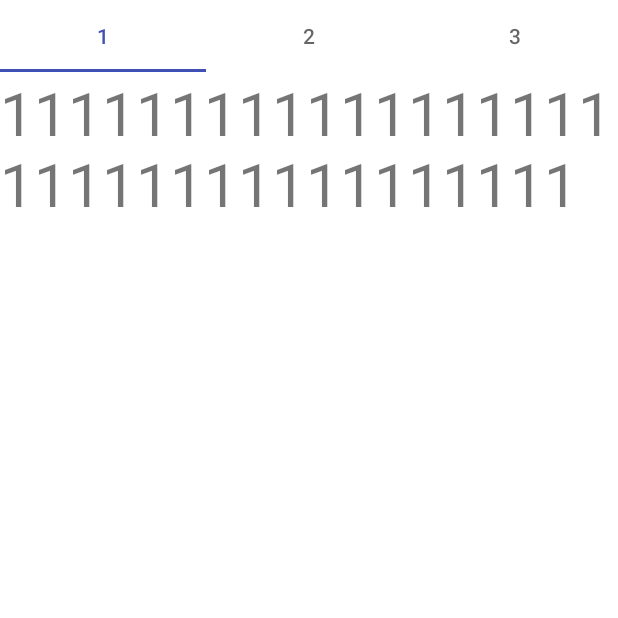
After one commit to shenyunchuan/scaffold, an Android app: the Fragment1 screen opened directly, with no data from a screen before it, on a phone screen of 412 x 824 dp, the top half of it. The commit adds this screen. Run offline under Robolectric (Android 15) with nearby library versions, the phone set to English and light mode, and no system bars.

Commit message:
tablayout+viewpager2

```diff
--- /dev/null
+++ b/app/src/main/java/com/example/scaffold/Adapter/ViewPagerAdapter.java
@@ -0,0 +1,37 @@
+package com.example.scaffold.Adapter;
+
+import androidx.annotation.NonNull;
+import androidx.fragment.app.Fragment;
+import androidx.fragment.app.FragmentActivity;
+import androidx.viewpager2.adapter.FragmentStateAdapter;
+
+import com.example.scaffold.Fragment.Fragment1;
+import com.example.scaffold.Fragment.Fragment2;
+import com.example.scaffold.Fragment.Fragment3;
+
+public class ViewPagerAdapter extends FragmentStateAdapter{
+    public ViewPagerAdapter(@NonNull FragmentActivity fragmentActivity) {
+        super(fragmentActivity);
+    }
+
+    @NonNull
+    @Override
+    public Fragment createFragment(int position) {
+        switch (position){
+            case 0:
+                return new Fragment1();
+            case 1:
+                return new Fragment2();
+            case 2:
+                return new Fragment3();
+            default:
+                return new Fragment1();
+        }
+
+    }
+
+    @Override
+    public int getItemCount() {
+        return 3;
+    }
+}
--- /dev/null
+++ b/app/src/main/java/com/example/scaffold/Fragment/Fragment1.java
@@ -0,0 +1,25 @@
+package com.example.scaffold.Fragment;
+
+import android.os.Bundle;
+
+import androidx.fragment.app.Fragment;
+
+import android.view.LayoutInflater;
+import android.view.View;
+import android.view.ViewGroup;
+
+import com.example.scaffold.R;
+
+
+public class Fragment1 extends Fragment {
+
+
+
+
+    @Override
+    public View onCreateView(LayoutInflater inflater, ViewGroup container,
+                             Bundle savedInstanceState) {
+        // Inflate the layout for this fragment
+        return inflater.inflate(R.layout.fragment_1, container, false);
+    }
+}
--- /dev/null
+++ b/app/src/main/java/com/example/scaffold/Tablayoutviewpager2Activity.java
@@ -0,0 +1,56 @@
+package com.example.scaffold;
+
+import android.os.Bundle;
+
+import androidx.activity.EdgeToEdge;
+import androidx.appcompat.app.AppCompatActivity;
+import androidx.core.graphics.Insets;
+import androidx.core.view.ViewCompat;
+import androidx.core.view.WindowInsetsCompat;
+import androidx.viewpager2.widget.ViewPager2;
+
+import com.example.scaffold.Adapter.ViewPagerAdapter;
+import com.google.android.material.tabs.TabLayout;
+
+public class Tablayoutviewpager2Activity extends AppCompatActivity {
+
+    private TabLayout tablayout;
+    private ViewPager2 viewpager;
+    private ViewPagerAdapter vpAdapter;
+
+    @Override
+    protected void onCreate(Bundle savedInstanceState) {
+        super.onCreate(savedInstanceState);
+        setContentView(R.layout.activity_tablayoutviewpager2);
+        //初始化控件
+        tablayout = findViewById(R.id.tablayout);
+        viewpager = findViewById(R.id.viewpager);
+        vpAdapter = new ViewPagerAdapter(this);
+        viewpager.setAdapter(vpAdapter);
+
+        tablayout.addOnTabSelectedListener(new TabLayout.OnTabSelectedListener() {
+            @Override
+            public void onTabSelected(TabLayout.Tab tab) {
+                viewpager.setCurrentItem(tab.getPosition());
+            }
+
+            @Override
+            public void onTabUnselected(TabLayout.Tab tab) {
+
+            }
+
+            @Override
+            public void onTabReselected(TabLayout.Tab tab) {
+
+            }
+        });
+        viewpager.registerOnPageChangeCallback(new ViewPager2.OnPageChangeCallback() {
+            @Override
+            public void onPageScrolled(int position, float positionOffset, int positionOffsetPixels) {
+                super.onPageScrolled(position, positionOffset, positionOffsetPixels);
+                tablayout.getTabAt(position).select();
+            }
+        });
+
+    }
+}
--- a/app/src/main/res/layout/activity_main.xml
+++ b/app/src/main/res/layout/activity_main.xml
@@ -53,5 +53,10 @@
         android:layout_width="wrap_content"
         android:layout_height="wrap_content"
         android:text="点击跳转至tablayout"/>
+ <Button
+     android:id="@+id/btn_tablayout_viewpager2"
+     android:layout_width="wrap_content"
+     android:layout_height="wrap_content"
+     android:text="点击跳转至tablayout+viewpager2"/>
 
 </androidx.appcompat.widget.LinearLayoutCompat>
--- /dev/null
+++ b/app/src/main/res/layout/activity_tablayoutviewpager2.xml
@@ -0,0 +1,36 @@
+<?xml version="1.0" encoding="utf-8"?>
+<RelativeLayout xmlns:android="http://schemas.android.com/apk/res/android"
+    xmlns:app="http://schemas.android.com/apk/res-auto"
+    xmlns:tools="http://schemas.android.com/tools"
+    android:id="@+id/main"
+    android:layout_width="match_parent"
+    android:layout_height="match_parent"
+    tools:context=".Tablayoutviewpager2Activity">
+    <com.google.android.material.tabs.TabLayout
+        android:id="@+id/tablayout"
+        android:layout_width="match_parent"
+        android:layout_height="wrap_content">
+
+        <com.google.android.material.tabs.TabItem
+            android:layout_width="wrap_content"
+            android:layout_height="wrap_content"
+            android:text="1"/>
+        <com.google.android.material.tabs.TabItem
+            android:layout_width="wrap_content"
+            android:layout_height="wrap_content"
+            android:text="2"/>
+        <com.google.android.material.tabs.TabItem
+            android:layout_width="wrap_content"
+            android:layout_height="wrap_content"
+            android:text="3"/>
+
+    </com.google.android.material.tabs.TabLayout>
+    <androidx.viewpager2.widget.ViewPager2
+        android:id="@+id/viewpager"
+        android:layout_below="@+id/tablayout"
+        android:layout_width="match_parent"
+        android:layout_height="match_parent">
+
+    </androidx.viewpager2.widget.ViewPager2>
+
+</RelativeLayout>
--- /dev/null
+++ b/app/src/main/res/layout/fragment_1.xml
@@ -0,0 +1,15 @@
+<?xml version="1.0" encoding="utf-8"?>
+<FrameLayout xmlns:android="http://schemas.android.com/apk/res/android"
+    xmlns:tools="http://schemas.android.com/tools"
+    android:layout_width="match_parent"
+    android:layout_height="match_parent"
+    tools:context=".Fragment.Fragment1">
+
+    <!-- TODO: Update blank fragment layout -->
+    <TextView
+        android:layout_width="match_parent"
+        android:layout_height="match_parent"
+        android:textSize="40sp"
+        android:text="11111111111111111111111111111111111" />
+
+</FrameLayout>
```
Also changed, not shown: app/src/main/AndroidManifest.xml (+6 -3 lines), app/src/main/java/com/example/scaffold/Fragment/Fragment2.java (added, +22 -0 lines), app/src/main/java/com/example/scaffold/Fragment/Fragment3.java (added, +21 -0 lines), app/src/main/java/com/example/scaffold/MainActivity.java (+10 -0 lines), app/src/main/res/layout/fragment_2.xml (added, +15 -0 lines), app/src/main/res/layout/fragment_3.xml (added, +15 -0 lines).
